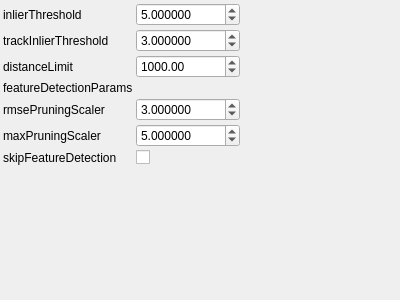
First picture: the form in utils/corestructs/coreWidgets/iterativeReconstructionFeatureSelectionParamsControlWidget.ui, repository NickPenkrat/corecvs, before the edit.
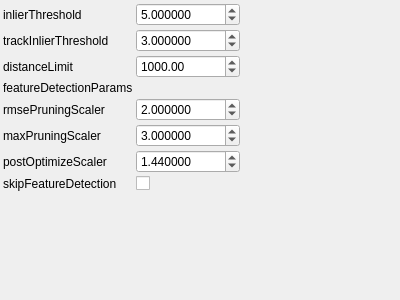
Second picture: the form after the edit. Custom widgets are drawn as their Qt base class.

Commit message: Auto detransformer for RFS & controllable post-optimize scaler

```diff
--- a/utils/corestructs/coreWidgets/iterativeReconstructionFeatureSelectionParamsControlWidget.ui
+++ b/utils/corestructs/coreWidgets/iterativeReconstructionFeatureSelectionParamsControlWidget.ui
@@ -143,7 +143,7 @@
         <double>1</double>
        </property>
        <property name="value">
-        <double>3</double>
+        <double>2</double>
        </property>
      </widget>
     </item>
@@ -172,18 +172,47 @@
         <double>1</double>
        </property>
        <property name="value">
-        <double>5</double>
+        <double>3</double>
        </property>
      </widget>
     </item>
     <item row="6" column="0">
      <widget class="QLabel" name="label_6">
        <property name="text">
-         <string>skipFeatureDetection</string>
+         <string>postOptimizeScaler</string>
        </property>
      </widget>
     </item>
     <item row="6" column="1">
+     <widget class="QDoubleSpinBox" name="postOptimizeScalerSpinBox">
+       <property name="toolTip">
+         <string>Post optimize threshold scaler</string>
+       </property>
+       <property name="decimals">
+        <number>6</number>
+       </property>
+       <property name="minimum">
+        <double>0</double>
+       </property>
+       <property name="maximum">
+        <double>10000</double>
+       </property>
+       <property name="singleStep">
+        <double>1</double>
+       </property>
+       <property name="value">
+        <double>1.44</double>
+       </property>
+     </widget>
+    </item>
+    <item row="7" column="0">
+     <widget class="QLabel" name="label_7">
+       <property name="text">
+         <string>skipFeatureDetection</string>
+       </property>
+     </widget>
+    </item>
+    <item row="7" column="1">
      <widget class="QCheckBox" name="skipFeatureDetectionCheckBox">
        <property name="toolTip">
          <string>Skip feature detection</string>
@@ -193,7 +222,7 @@
        </property>
      </widget>
     </item>
-   <item row="7" column="0">
+   <item row="8" column="0">
     <spacer name="verticalSpacer">
      <property name="orientation">
       <enum>Qt::Vertical</enum>
@@ -206,7 +235,7 @@
      </property>
     </spacer>
    </item>
-   <item row="7" column="2">
+   <item row="8" column="2">
     <spacer name="horizontalSpacer">
      <property name="orientation">
       <enum>Qt::Horizontal</enum>
```
Left out of the diff: 6 changed lines with no effect on the pictures. The commit also changes 11 other files.
